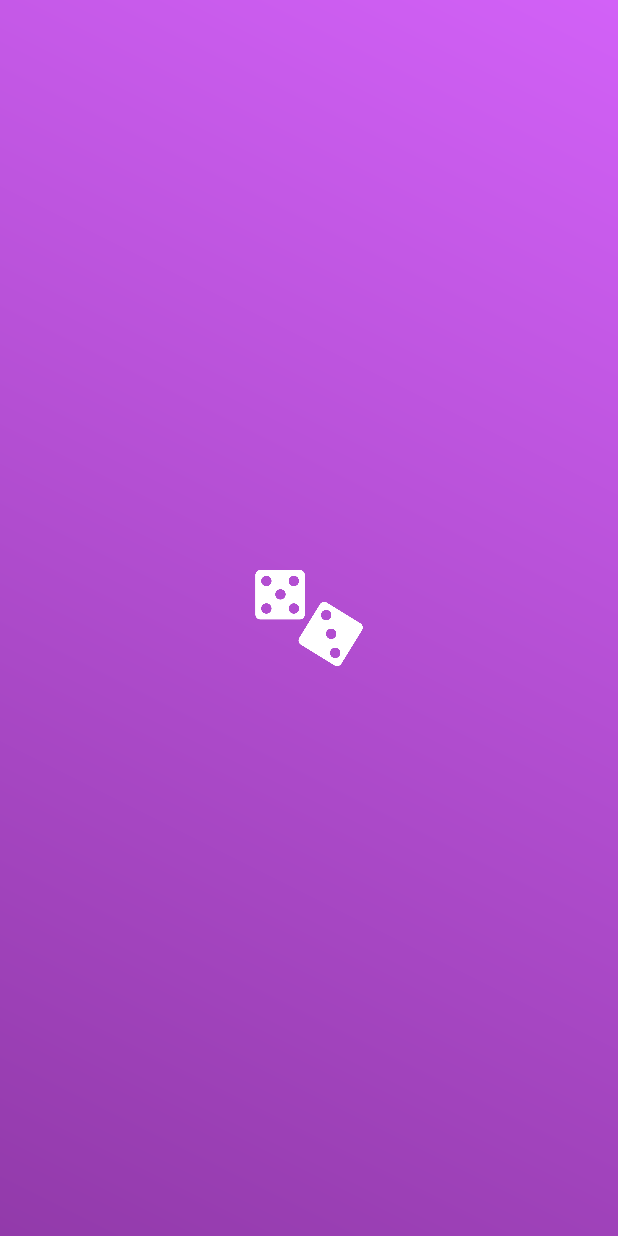
After one commit to MinSeungHyun/RandomSeatArrangement, an Android app: the SplashActivity screen opened directly, with no data from a screen before it, on a phone screen of 412 x 824 dp. The commit adds this screen. Run offline under Robolectric (Android 15) with nearby library versions, the phone set to English and light mode, and no system bars; 1 statement that could not run was skipped.

Commit message:
Make SplashActivity

```diff
--- a/app/src/main/AndroidManifest.xml
+++ b/app/src/main/AndroidManifest.xml
@@ -11,7 +11,10 @@
         android:supportsRtl="true"
         android:theme="@style/Theme.App"
         tools:ignore="AllowBackup">
-        <activity android:name=".ui.home.HomeActivity">
+
+        <activity
+            android:name=".ui.splash.SplashActivity"
+            android:theme="@style/Theme.App.Splash">
             <intent-filter>
                 <action android:name="android.intent.action.MAIN" />
                 <action android:name="android.intent.action.VIEW" />
@@ -19,6 +22,8 @@
                 <category android:name="android.intent.category.LAUNCHER" />
             </intent-filter>
         </activity>
+
+        <activity android:name=".ui.home.HomeActivity" />
     </application>
 
 </manifest>
--- /dev/null
+++ b/app/src/main/java/com/seunghyun/randomseats/ui/splash/SplashActivity.kt
@@ -0,0 +1,18 @@
+package com.seunghyun.randomseats.ui.splash
+
+import android.content.Intent
+import android.os.Bundle
+import android.os.Handler
+import androidx.appcompat.app.AppCompatActivity
+import com.seunghyun.randomseats.ui.home.HomeActivity
+
+class SplashActivity : AppCompatActivity() {
+    override fun onCreate(savedInstanceState: Bundle?) {
+        super.onCreate(savedInstanceState)
+        Handler().postDelayed({
+            finish()
+            startActivity(Intent(this, HomeActivity::class.java))
+            overridePendingTransition(android.R.anim.fade_in, android.R.anim.fade_out)
+        }, 800)
+    }
+}
--- /dev/null
+++ b/app/src/main/res/drawable/background_gradient_pink.xml
@@ -0,0 +1,9 @@
+<?xml version="1.0" encoding="utf-8"?>
+<shape xmlns:android="http://schemas.android.com/apk/res/android"
+    android:shape="rectangle">
+
+    <gradient
+        android:angle="45"
+        android:endColor="#D261F7"
+        android:startColor="#923AAA" />
+</shape>
--- /dev/null
+++ b/app/src/main/res/drawable/splash_background.xml
@@ -0,0 +1,9 @@
+<?xml version="1.0" encoding="utf-8"?>
+<layer-list xmlns:android="http://schemas.android.com/apk/res/android">
+    <item android:drawable="@drawable/background_gradient_pink" />
+    <item
+        android:width="120dp"
+        android:height="120dp"
+        android:drawable="@drawable/app_icon_foreground"
+        android:gravity="center" />
+</layer-list>
--- a/app/src/main/res/values/themes.xml
+++ b/app/src/main/res/values/themes.xml
@@ -7,4 +7,9 @@
         <item name="actionBarStyle">@style/Widget.App.ActionBar</item>
         <item name="android:windowLightStatusBar">true</item>
     </style>
+
+    <style name="Theme.App.Splash" parent="Theme.AppCompat.Light.NoActionBar">
+        <item name="android:windowTranslucentStatus">true</item>
+        <item name="android:windowBackground">@drawable/splash_background</item>
+    </style>
 </resources>
```
Also changed, not shown: app/src/main/res/drawable/app_icon_foreground.png (added).
